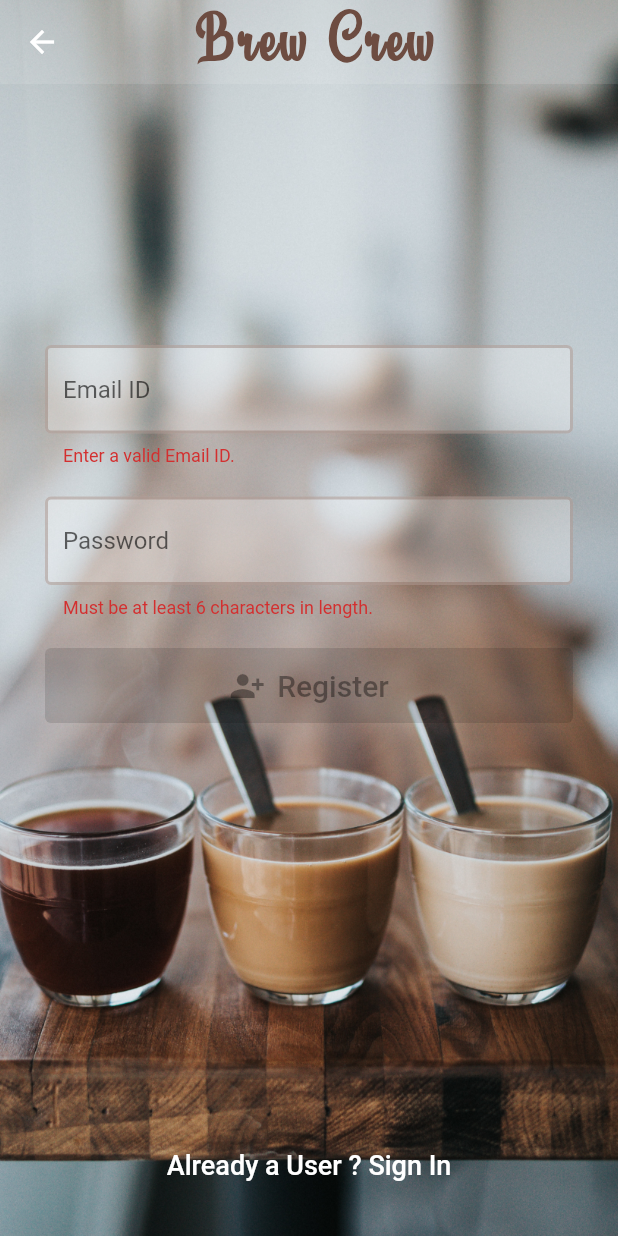
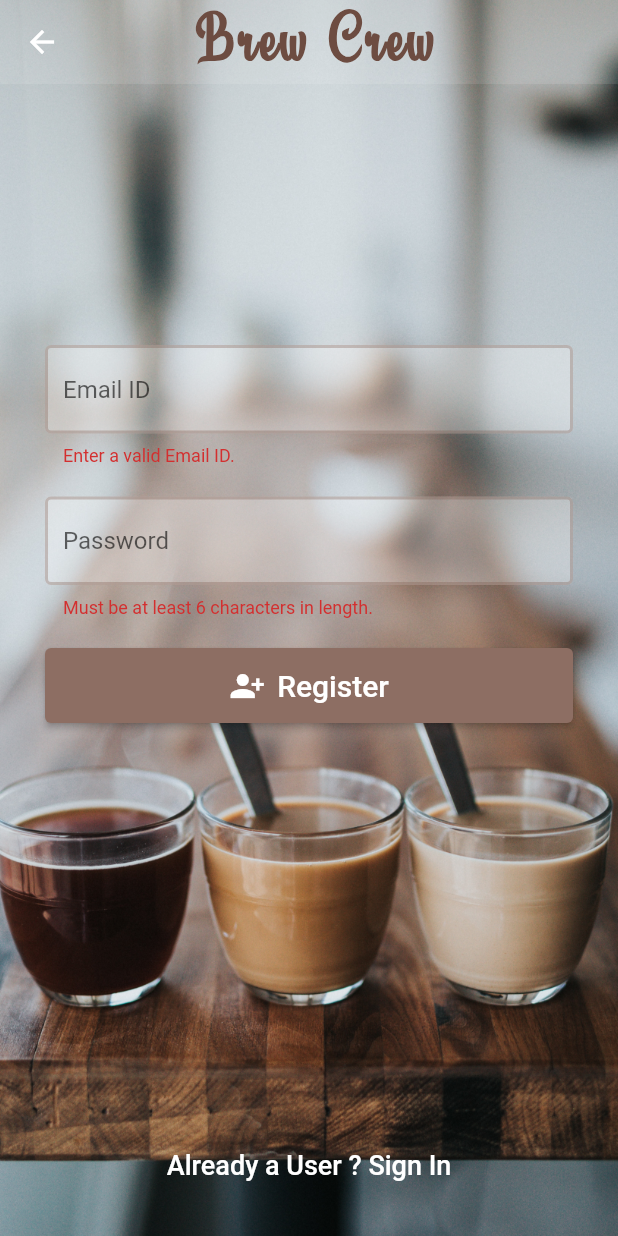
Before and after one commit to DGgrx/Flutter-Firebase-Example, a Flutter app: the Register screen opened directly, after a tap on "Register", on a phone screen of 412 x 824 dp. Run offline on Flutter 3.47's test engine with Material 2 defaults, Android fonts, the phone set to English and light mode, and no system bars; our stand-ins replace cloud_firestore, firebase_auth, firebase_core, flutter_spinkit; accounts and stored records are empty.

Commit message:
Removed the button disabled while loading feature

```diff
--- a/lib/screens/authenticate/register.dart
+++ b/lib/screens/authenticate/register.dart
@@ -18,7 +18,6 @@ class Register extends StatefulWidget {
 class _RegisterState extends State<Register> {
 
   final AuthService _auth = AuthService();
-  bool _isButtonEnabled = true;
   final _formKey = GlobalKey<FormState>();
 
   //Regex
@@ -33,7 +32,7 @@ class _RegisterState extends State<Register> {
 
   @override
   Widget build(BuildContext context) {
-    return loading? Loading():Scaffold(
+    return loading?const Loading():Scaffold(
       resizeToAvoidBottomInset: false,
       extendBodyBehindAppBar: true,
       appBar: AppBar(
@@ -93,12 +92,7 @@ class _RegisterState extends State<Register> {
                       height: 20.0,
                     ),
                     ElevatedButton.icon(
-                      onPressed: _isButtonEnabled
-                          ? () async {
-
-                        setState(() {
-                          _isButtonEnabled = false;
-                        });
+                      onPressed: () async {
 
                         if(_formKey.currentState!.validate()){
                           setState(()=>loading = true);
@@ -107,18 +101,18 @@ class _RegisterState extends State<Register> {
                                   setState(() {
                                     error =
                                     "Please check your email and password and try again !";
-                                    _isButtonEnabled = true;
+
                                     loading = false;
                                   });
                                 }
                               }
                       }
-                          : null,
+                      ,
                       style: ElevatedButton.styleFrom(
                           padding: const EdgeInsets.all(13.0),
                           primary: Colors.brown[400]
                       ),
-                      icon: Icon(Icons.person_add_alt_1)
+                      icon:const Icon(Icons.person_add_alt_1)
                       ,
                       label: const Text(
                         "Register",
```
Also changed, not shown: lib/screens/authenticate/sign_in.dart (+6 -10 lines), pubspec.yaml (+7 -0 lines), assets/icon.png (added), pubspec.lock, 22 other files.
